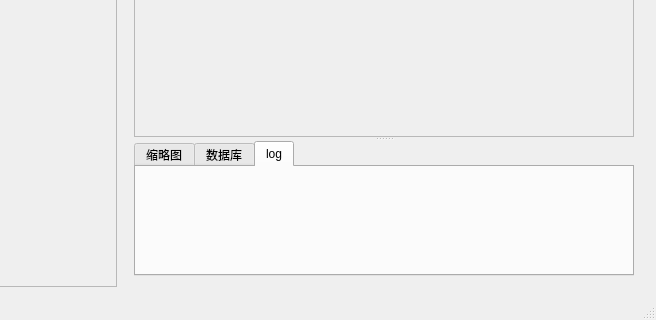
Qt form mainwindow.ui (JLer-chen/MVtoolbox) before a commit; both pictures show x 394 to 1050 and y 618 to 938 of the 1050 by 938 pixel window.
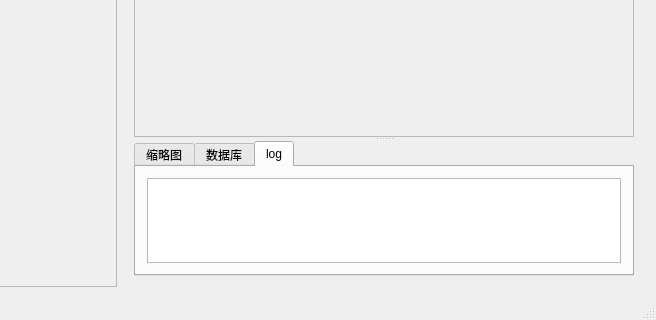
The same form after that commit. The open tabs and pages were chosen to show the change. Icons and pictures are not drawn.

```diff
--- a/mainwindow.ui
+++ b/mainwindow.ui
@@ -148,6 +148,11 @@
             <attribute name="title">
              <string>log</string>
             </attribute>
+            <layout class="QGridLayout" name="gridLayout_4">
+             <item row="0" column="0">
+              <widget class="QTextEdit" name="textEdit"/>
+             </item>
+            </layout>
            </widget>
           </widget>
          </widget>
```
Left out of the diff: 2 changed lines with no effect on the pictures.
